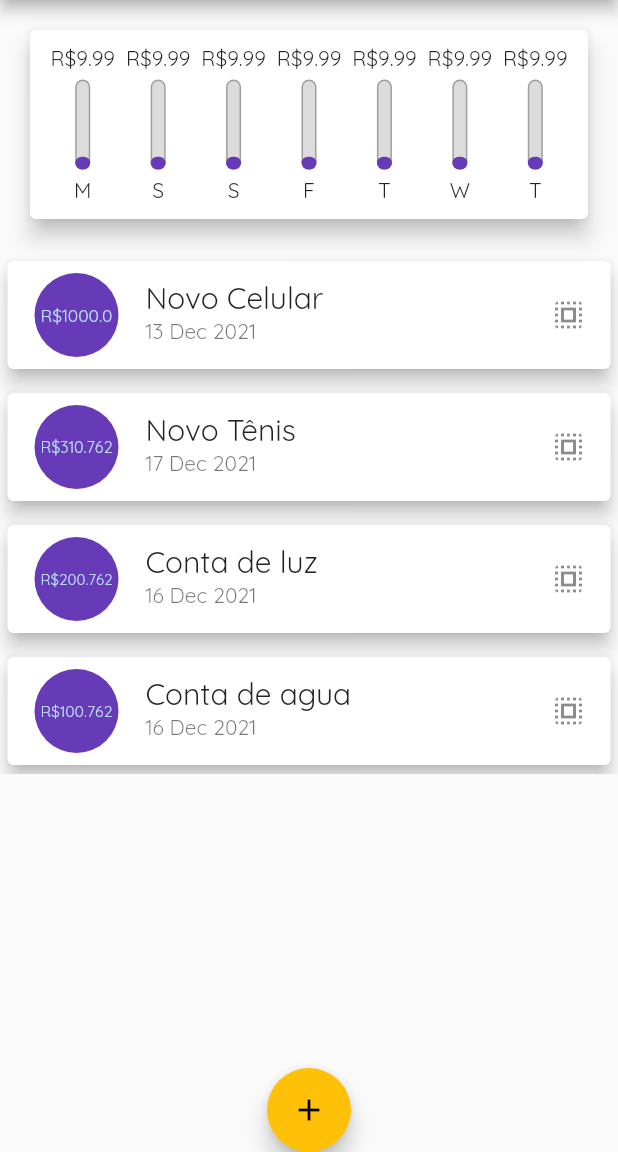
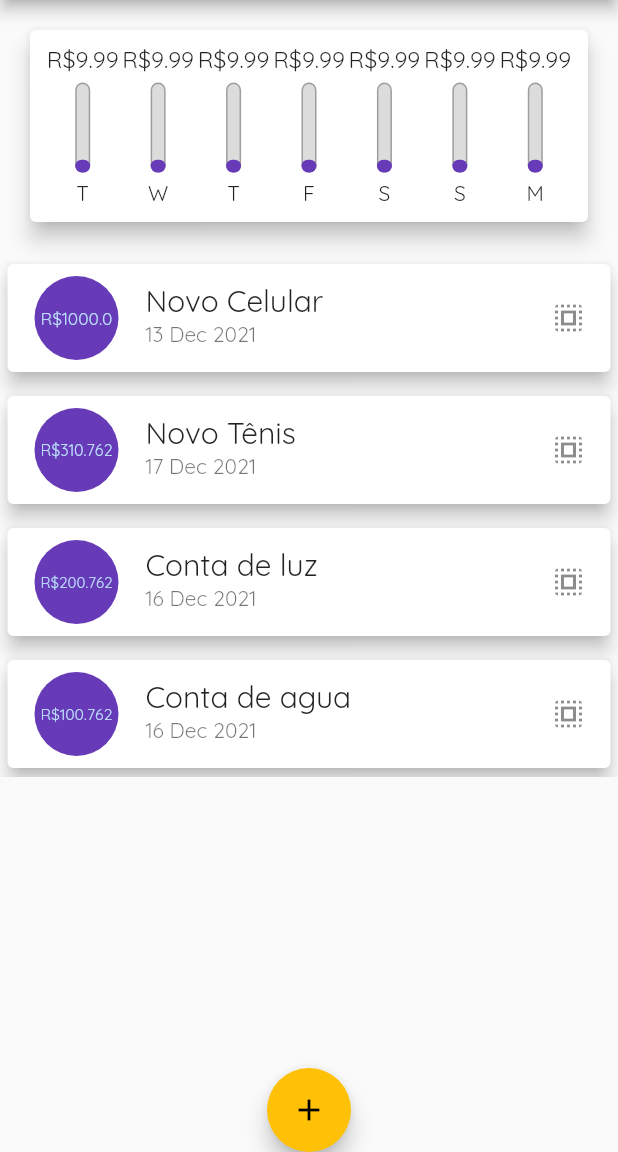
Before and after one commit to mechztcc/flutter-expenses, a Flutter app: the screen it shows after launch, on a phone screen of 412 x 824 dp, the part 84-1236 px from its top. Run offline on Flutter 3.47's test engine with Material 2 defaults, Android fonts, the phone set to English and light mode, and no system bars.

Commit message:
Revertendo a ordem da lista

```diff
--- a/lib/components/chart.dart
+++ b/lib/components/chart.dart
@@ -25,7 +25,7 @@ class Chart extends StatelessWidget {
       }
 
       return {'day': DateFormat.E().format(weekDay)[0], 'value': 9.99};
-    });
+    }).reversed.toList();
   }
 
   double get _weekTotalValue {
--- a/lib/components/chart_bar.dart
+++ b/lib/components/chart_bar.dart
@@ -16,12 +16,11 @@ class ChartBar extends StatelessWidget {
 
   @override
   Widget build(BuildContext context) {
-    print('percentage');
-    print(percentage);
-
     return Column(
       children: [
-        FittedBox(child: Text('R\$${value.toStringAsFixed(2)}')),
+        Container(
+            height: 20,
+            child: FittedBox(child: Text('R\$${value.toStringAsFixed(2)}'))),
         SizedBox(height: 5),
         Container(
           height: 60,
```
